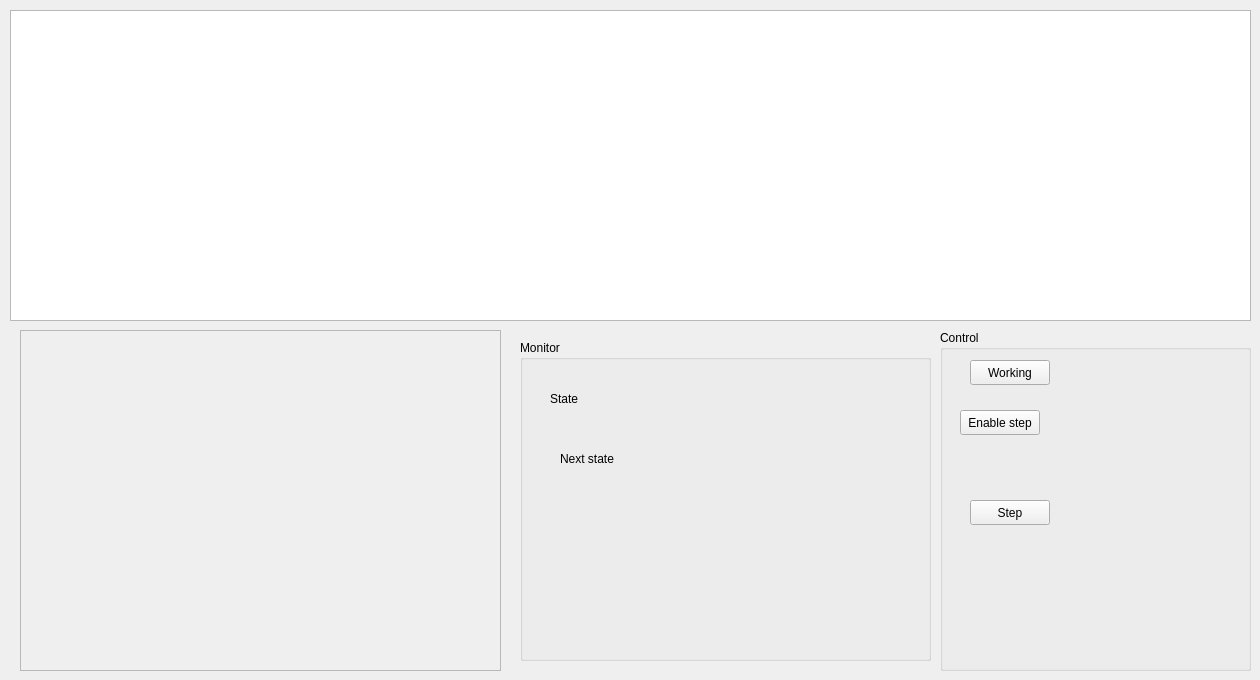
Old version of the form bank-view/frontunitpanel.ui in the repository smandyscom/front-base-widget.
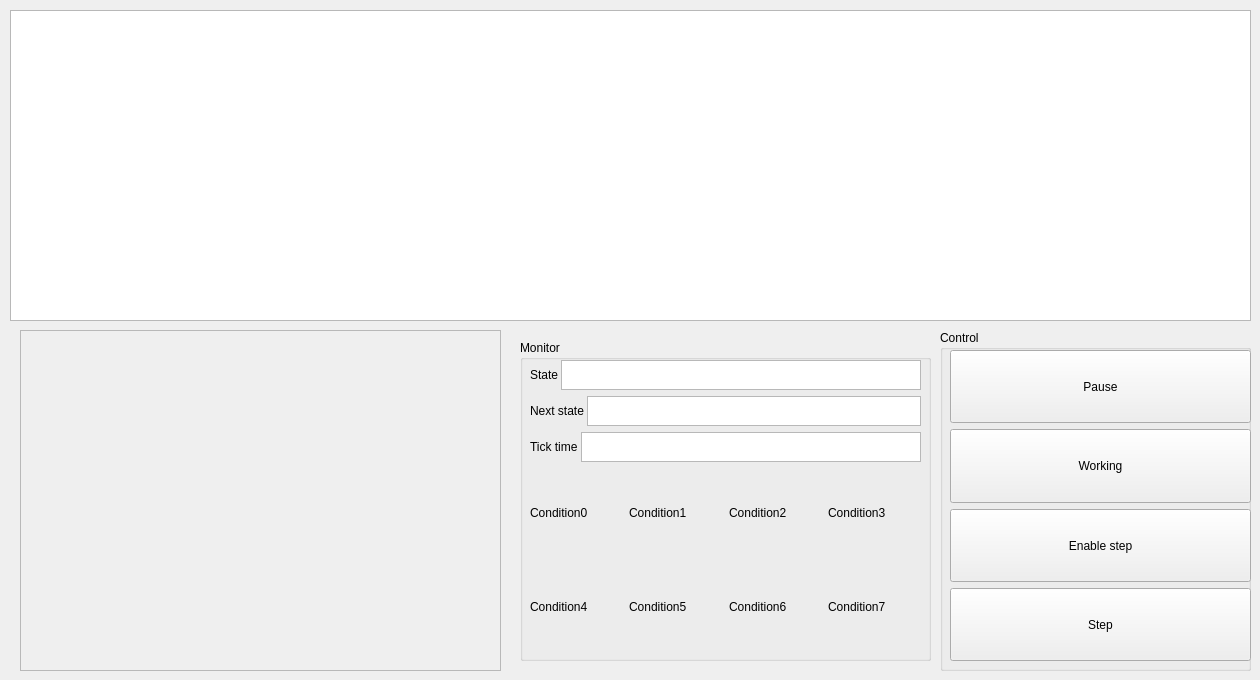
New version of the form.

```diff
--- a/bank-view/frontunitpanel.ui
+++ b/bank-view/frontunitpanel.ui
@@ -69,44 +69,69 @@
    <property name="title">
     <string>Control</string>
    </property>
-   <widget class="QPushButton" name="pushButtonWorking">
+   <widget class="QWidget" name="">
     <property name="geometry">
      <rect>
-      <x>30</x>
-      <y>30</y>
-      <width>80</width>
-      <height>25</height>
+      <x>10</x>
+      <y>20</y>
+      <width>301</width>
+      <height>311</height>
      </rect>
     </property>
-    <property name="text">
-     <string>Working</string>
-    </property>
-   </widget>
-   <widget class="QPushButton" name="pushButtonEnableStep">
-    <property name="geometry">
-     <rect>
-      <x>20</x>
-      <y>80</y>
-      <width>80</width>
-      <height>25</height>
-     </rect>
-    </property>
-    <property name="text">
-     <string>Enable step</string>
-    </property>
-   </widget>
-   <widget class="QPushButton" name="pushButtonStep">
-    <property name="geometry">
-     <rect>
-      <x>30</x>
-      <y>170</y>
-      <width>80</width>
-      <height>25</height>
-     </rect>
-    </property>
-    <property name="text">
-     <string>Step</string>
-    </property>
+    <layout class="QVBoxLayout" name="verticalLayout_2">
+     <item>
+      <widget class="QPushButton" name="pushButtonPause">
+       <property name="sizePolicy">
+        <sizepolicy hsizetype="Minimum" vsizetype="Expanding">
+         <horstretch>0</horstretch>
+         <verstretch>0</verstretch>
+        </sizepolicy>
+       </property>
+       <property name="text">
+        <string>Pause</string>
+       </property>
+      </widget>
+     </item>
+     <item>
+      <widget class="QPushButton" name="pushButtonWorking">
+       <property name="sizePolicy">
+        <sizepolicy hsizetype="Minimum" vsizetype="Expanding">
+         <horstretch>0</horstretch>
+         <verstretch>0</verstretch>
+        </sizepolicy>
+       </property>
+       <property name="text">
+        <string>Working</string>
+       </property>
+      </widget>
+     </item>
+     <item>
+      <widget class="QPushButton" name="pushButtonEnableStep">
+       <property name="sizePolicy">
+        <sizepolicy hsizetype="Minimum" vsizetype="Expanding">
+         <horstretch>0</horstretch>
+         <verstretch>0</verstretch>
+        </sizepolicy>
+       </property>
+       <property name="text">
+        <string>Enable step</string>
+       </property>
+      </widget>
+     </item>
+     <item>
+      <widget class="QPushButton" name="pushButtonStep">
+       <property name="sizePolicy">
+        <sizepolicy hsizetype="Minimum" vsizetype="Expanding">
+         <horstretch>0</horstretch>
+         <verstretch>0</verstretch>
+        </sizepolicy>
+       </property>
+       <property name="text">
+        <string>Step</string>
+       </property>
+      </widget>
+     </item>
+    </layout>
    </widget>
   </widget>
   <widget class="QGroupBox" name="groupBoxMonitor">
@@ -121,31 +146,189 @@
    <property name="title">
     <string>Monitor</string>
    </property>
-   <widget class="QLabel" name="labelState">
+   <widget class="QWidget" name="">
     <property name="geometry">
      <rect>
-      <x>30</x>
-      <y>50</y>
-      <width>59</width>
-      <height>17</height>
+      <x>10</x>
+      <y>20</y>
+      <width>391</width>
+      <height>291</height>
      </rect>
     </property>
-    <property name="text">
-     <string>State</string>
-    </property>
-   </widget>
-   <widget class="QLabel" name="labelNextState">
-    <property name="geometry">
-     <rect>
-      <x>40</x>
-      <y>110</y>
-      <width>59</width>
-      <height>17</height>
-     </rect>
-    </property>
-    <property name="text">
-     <string>Next state</string>
-    </property>
+    <layout class="QVBoxLayout" name="verticalLayout_3">
+     <item>
+      <layout class="QHBoxLayout" name="horizontalLayout_3">
+       <property name="spacing">
+        <number>3</number>
+       </property>
+       <item>
+        <widget class="QLabel" name="labelState">
+         <property name="maximumSize">
+          <size>
+           <width>16777215</width>
+           <height>30</height>
+          </size>
+         </property>
+         <property name="text">
+          <string>State</string>
+         </property>
+        </widget>
+       </item>
+       <item>
+        <widget class="QTextBrowser" name="textBrowserState">
+         <property name="sizePolicy">
+          <sizepolicy hsizetype="Expanding" vsizetype="Preferred">
+           <horstretch>0</horstretch>
+           <verstretch>0</verstretch>
+          </sizepolicy>
+         </property>
+         <property name="maximumSize">
+          <size>
+           <width>16777215</width>
+           <height>30</height>
+          </size>
+         </property>
+        </widget>
+       </item>
+      </layout>
+     </item>
+     <item>
+      <layout class="QHBoxLayout" name="horizontalLayout_4">
+       <property name="spacing">
+        <number>3</number>
+       </property>
+       <item>
+        <widget class="QLabel" name="labelNextState">
+         <property name="maximumSize">
+          <size>
+           <width>16777215</width>
+           <height>30</height>
+          </size>
+         </property>
+         <property name="text">
+          <string>Next state</string>
+         </property>
+        </widget>
+       </item>
+       <item>
+        <widget class="QTextBrowser" name="textBrowserNextState">
+         <property name="sizePolicy">
+          <sizepolicy hsizetype="Expanding" vsizetype="Preferred">
+           <horstretch>0</horstretch>
+           <verstretch>0</verstretch>
+          </sizepolicy>
+         </property>
+         <property name="maximumSize">
+          <size>
+           <width>16777215</width>
+           <height>30</height>
+          </size>
+         </property>
+        </widget>
+       </item>
+      </layout>
+     </item>
+     <item>
+      <layout class="QHBoxLayout" name="horizontalLayout_5">
+       <property name="spacing">
+        <number>3</number>
+       </property>
+       <item>
+        <widget class="QLabel" name="labelNextState_2">
+         <property name="maximumSize">
+          <size>
+           <width>16777215</width>
+           <height>30</height>
+          </size>
+         </property>
+         <property name="text">
+          <string>Tick time</string>
+         </property>
+        </widget>
+       </item>
+       <item>
+        <widget class="QTextBrowser" name="textBrowserTickTime">
+         <property name="sizePolicy">
+          <sizepolicy hsizetype="Expanding" vsizetype="Preferred">
+           <horstretch>0</horstretch>
+           <verstretch>0</verstretch>
+          </sizepolicy>
+         </property>
+         <property name="maximumSize">
+          <size>
+           <width>16777215</width>
+           <height>30</height>
+          </size>
+         </property>
+        </widget>
+       </item>
+      </layout>
+     </item>
+     <item>
+      <layout class="QHBoxLayout" name="horizontalLayoutCondition03">
+       <item>
+        <widget class="QLabel" name="labelCondition0">
+         <property name="text">
+          <string>Condition0</string>
+         </property>
+        </widget>
+       </item>
+       <item>
+        <widget class="QLabel" name="labelCondition1">
+         <property name="text">
+          <string>Condition1</string>
+         </property>
+        </widget>
+       </item>
+       <item>
+        <widget class="QLabel" name="labelCondition2">
+         <property name="text">
+          <string>Condition2</string>
+         </property>
+        </widget>
+       </item>
+       <item>
+        <widget class="QLabel" name="labelCondition3">
+         <property name="text">
+          <string>Condition3</string>
+         </property>
+        </widget>
+       </item>
+      </layout>
+     </item>
+     <item>
+      <layout class="QHBoxLayout" name="horizontalLayoutCondition47">
+       <item>
+        <widget class="QLabel" name="labelCondition4">
+         <property name="text">
+          <string>Condition4</string>
+         </property>
+        </widget>
+       </item>
+       <item>
+        <widget class="QLabel" name="labelCondition5">
+         <property name="text">
+          <string>Condition5</string>
+         </property>
+        </widget>
+       </item>
+       <item>
+        <widget class="QLabel" name="labelCondition6">
+         <property name="text">
+          <string>Condition6</string>
+         </property>
+        </widget>
+       </item>
+       <item>
+        <widget class="QLabel" name="labelCondition7">
+         <property name="text">
+          <string>Condition7</string>
+         </property>
+        </widget>
+       </item>
+      </layout>
+     </item>
+    </layout>
    </widget>
   </widget>
  </widget>
```
Left out of the diff: 2 changed lines with no effect on the pictures.
